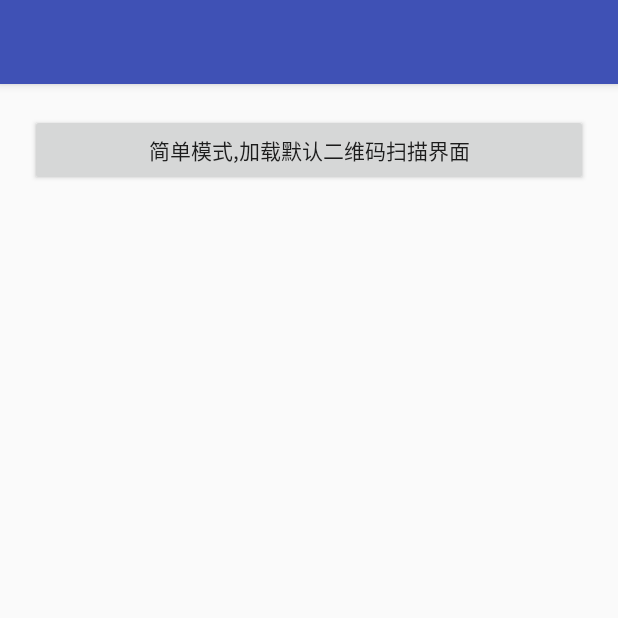
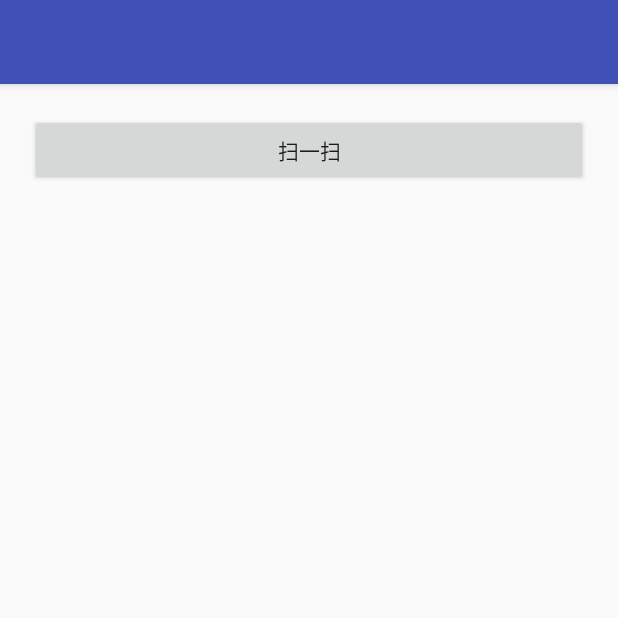
Before and after one commit to hzy777/a7, an Android app: the screen it shows after launch (MainActivity), on a phone screen of 412 x 824 dp, the top half of it. Run offline under Robolectric (Android 15) with nearby library versions, the phone set to English and light mode, and no system bars; libraries missing offline, so code that uses them is left out: com.uuzuche.lib_zxing, pub.devrel.easypermissions; 1 statement that could not run was skipped.

Commit message:
二维码APP源码

```diff
--- a/TWO/app/src/main/res/layout/activity_main.xml
+++ b/TWO/app/src/main/res/layout/activity_main.xml
@@ -1,6 +1,5 @@
 <?xml version="1.0" encoding="utf-8"?>
 <RelativeLayout xmlns:android="http://schemas.android.com/apk/res/android"
-    xmlns:app="http://schemas.android.com/apk/res-auto"
     android:id="@+id/activity_main"
     android:layout_width="match_parent"
     android:layout_height="match_parent">
@@ -9,7 +8,7 @@
         android:id="@+id/button1"
         android:layout_width="match_parent"
         android:layout_height="wrap_content"
-        android:text="简单模式,加载默认二维码扫描界面"
+        android:text="扫一扫"
         android:layout_marginTop="20dp"
         android:layout_marginRight="20dp"
         android:layout_marginLeft="20dp"
--- a/TWO/app/src/main/res/layout/my_camera.xml
+++ b/TWO/app/src/main/res/layout/my_camera.xml
@@ -1,6 +1,5 @@
 <?xml version="1.0" encoding="utf-8"?>
 <FrameLayout xmlns:android="http://schemas.android.com/apk/res/android"
-    xmlns:app="http://schemas.android.com/apk/res-auto"
     android:layout_width="fill_parent"
     android:layout_height="fill_parent" >
 
```
Also changed, not shown: TWO/app/src/main/java/com/g3/edu/zucc/two/MainActivity.java (+1 -23 lines).
